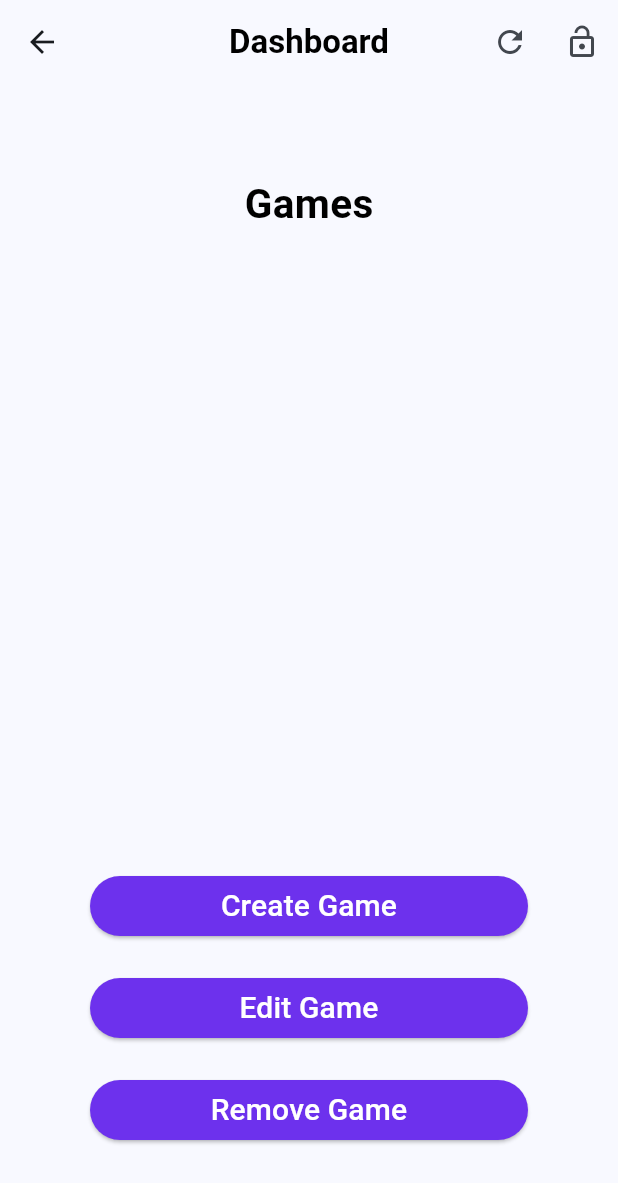
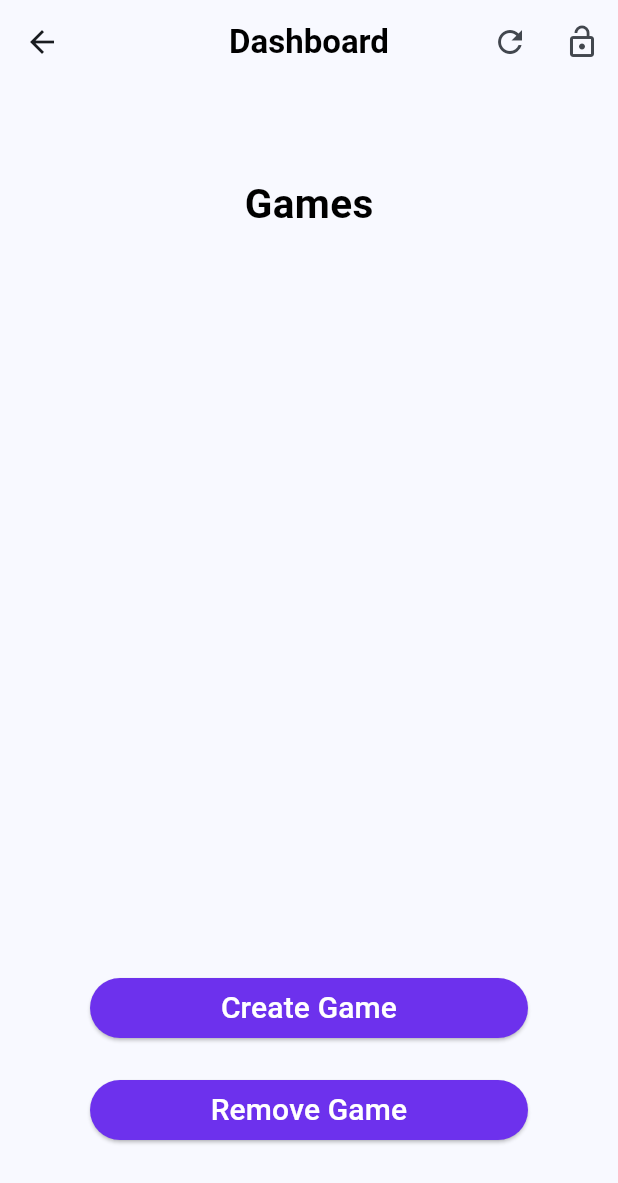
Before and after one commit to rafaeltiribas/game-tracker, a Flutter app: the screen it shows after launch, after a tap on "Guest", on a phone screen of 412 x 824 dp. Shown: the top 1183 px of the screen. Run offline on Flutter 3.47's test engine with Material 3 defaults, Android fonts, the phone set to English and light mode, and no system bars; our stand-ins replace shared_preferences, sqflite_common, sqflite_common_ffi; missing offline and left inert: dart:ffi; accounts and stored records are empty; Roboto replaces fonts that are missing (Lexend).

Commit message:
rmv edit button

```diff
--- a/game_tracker/lib/pages/dashboard.dart
+++ b/game_tracker/lib/pages/dashboard.dart
@@ -118,8 +118,6 @@ class _Dashboard extends State<Dashboard>{
             const SizedBox(height: 20),
             _createBtn(),
             const SizedBox(height: 20),
-            _editBtn(),
-            const SizedBox(height: 20),
             _removeBtn(),
           ],),
       ),
@@ -141,28 +139,6 @@ class _Dashboard extends State<Dashboard>{
           width: double.infinity,
           child: Text(
             "Create Game",
-            textAlign: TextAlign.center,
-            style: TextStyle(
-                fontSize: 20, fontFamily: 'Lexend', color: Colors.white),
-          ),
-        ));
-  }
-
-  Widget _editBtn() {
-    return ElevatedButton(
-        onPressed: () {
-          Navigator.push(
-            context,
-            MaterialPageRoute(builder: (context) => Dashboard(signOut: signOut, userId: 0)),
-          );
-        },
-        style: ElevatedButton.styleFrom(
-          backgroundColor: Color.fromARGB(255, 109, 49, 237),
-        ),
-        child: const SizedBox(
-          width: double.infinity,
-          child: Text(
-            "Edit Game",
             textAlign: TextAlign.center,
             style: TextStyle(
                 fontSize: 20, fontFamily: 'Lexend', color: Colors.white),
```
Also changed, not shown: game_tracker/lib/pages/game_detail.dart (added).
